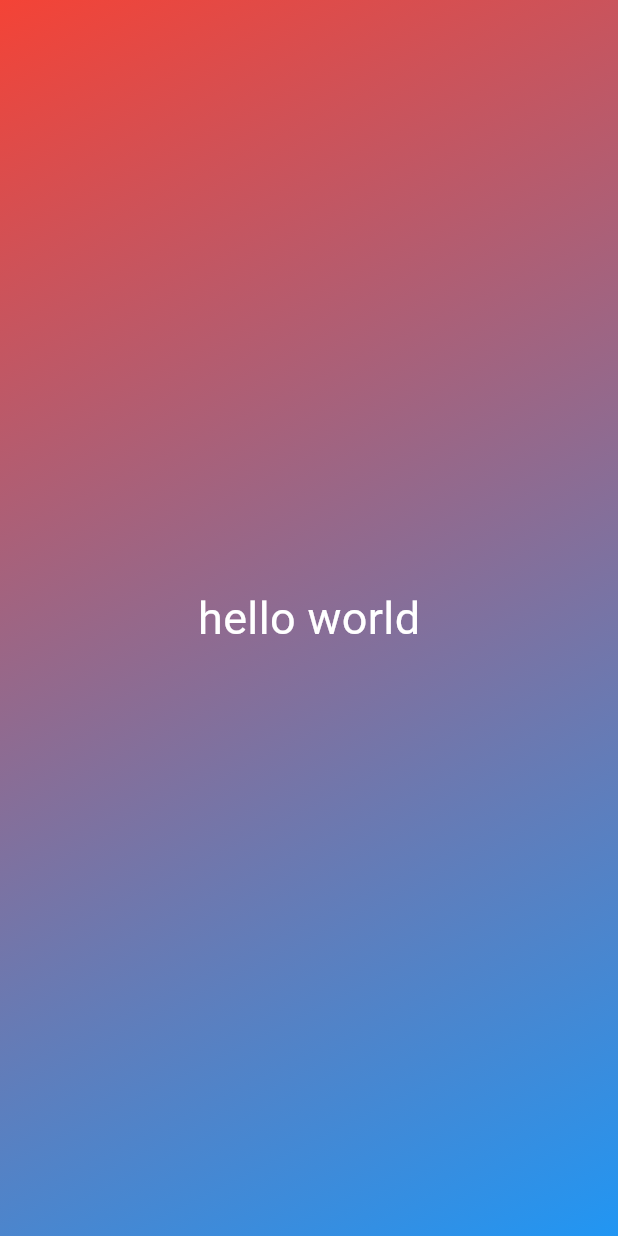
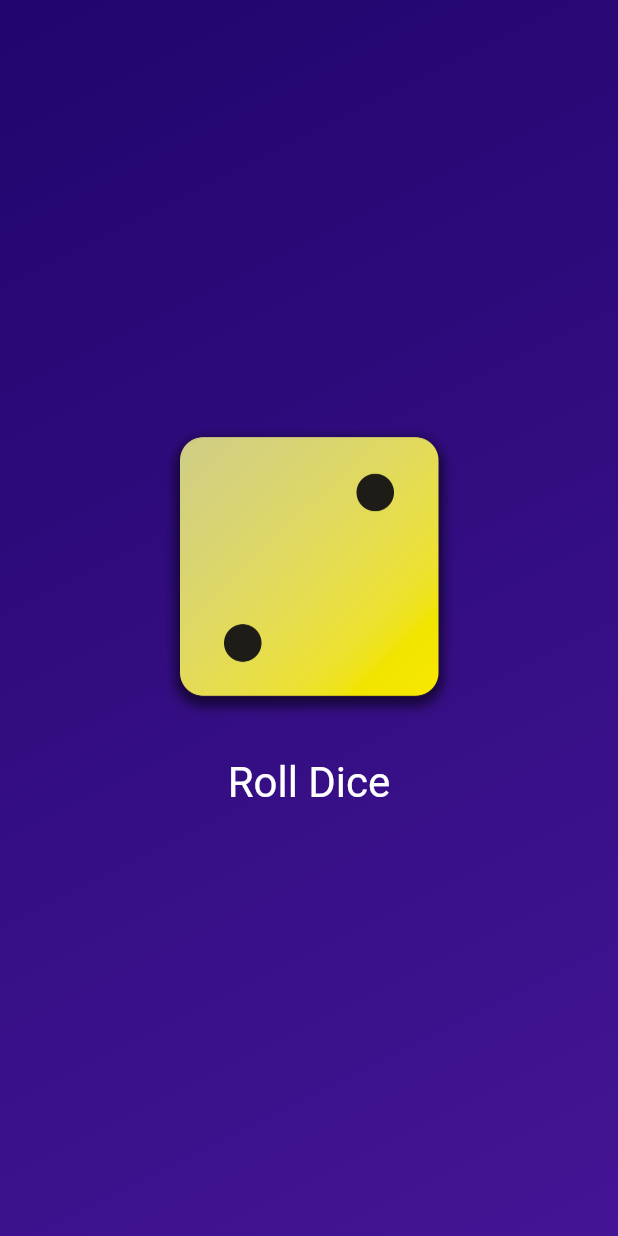
Before and after one commit to ferneediaz/flutter, a Flutter app: the screen it shows after launch, on a phone screen of 412 x 824 dp. Run offline on Flutter 3.47's test engine with Material 3 defaults, Android fonts, the phone set to English and light mode, and no system bars.

Commit message:
dice roll random outcome

```diff
--- /dev/null
+++ b/lib/gradient_container.dart
@@ -0,0 +1,66 @@
+import 'package:flutter/material.dart';
+import 'dart:math';
+
+const startAlignment = Alignment.topLeft;
+const endAlignment = Alignment.bottomRight;
+
+class GradientContainer extends StatefulWidget {
+  const GradientContainer(this.color1, this.color2, {super.key});
+
+  const GradientContainer.purple({super.key})
+      : color1 = Colors.deepPurple,
+        color2 = Colors.indigo;
+
+  final Color color1;
+  final Color color2;
+
+  @override
+  _GradientContainerState createState() => _GradientContainerState();
+}
+
+class _GradientContainerState extends State<GradientContainer> {
+  var diceImage = 'assets/images/dice-2.png';
+
+  void rollDice() {
+    final random = Random();
+    final diceNumber = random.nextInt(6) + 1;
+    setState(() {
+      diceImage = 'assets/images/dice-$diceNumber.png';
+    });
+  }
+
+  @override
+  Widget build(context) {
+    return Container(
+      decoration: BoxDecoration(
+        gradient: LinearGradient(
+          colors: [widget.color1, widget.color2],
+          begin: startAlignment,
+          end: endAlignment,
+        ),
+      ),
+      child: Center(
+        child: Column(
+          mainAxisSize: MainAxisSize.min,
+          children: [
+            Image.asset(
+              diceImage,
+              width: 200,
+            ),
+            const SizedBox(height: 20),
+            TextButton(
+              onPressed: rollDice,
+              style: TextButton.styleFrom(
+                foregroundColor: Colors.white,
+                textStyle: const TextStyle(
+                  fontSize: 28,
+                ),
+              ),
+              child: const Text('Roll Dice'),
+            )
+          ],
+        ),
+      ),
+    );
+  }
+}
--- /dev/null
+++ b/lib/variables.dart
@@ -0,0 +1 @@
+void main() {}
```
Also changed, not shown: lib/main.dart (+6 -15 lines), lib/styled_text.dart (added, +18 -0 lines), pubspec.yaml (+7 -3 lines), assets/images/dice-1.png (added), assets/images/dice-2.png (added), assets/images/dice-3.png (added), assets/images/dice-4.png (added), assets/images/dice-5.png (added), assets/images/dice-6.png (added).
